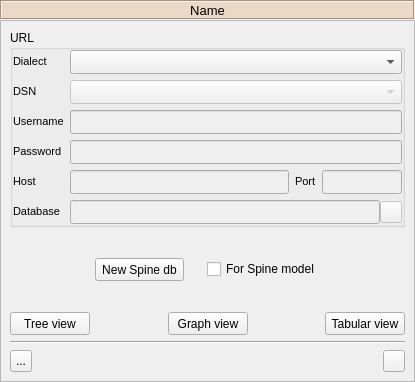
Before: the Qt Designer form spinetoolbox/project_items/data_store/ui/data_store_properties.ui in spine-tools/Spine-Toolbox, drawn with Qt 5.
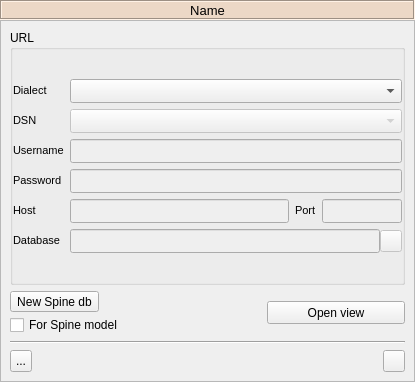
After: the same form once the commit is applied. Icons and pictures are not drawn. Custom widgets are drawn as their Qt base class.

Commit message:
Update project items to work with the new consolidated view
Re #507

The edit to the form file:
```diff
--- a/spinetoolbox/project_items/data_store/ui/data_store_properties.ui
+++ b/spinetoolbox/project_items/data_store/ui/data_store_properties.ui
@@ -561,23 +561,12 @@
         </widget>
        </item>
        <item>
-        <layout class="QHBoxLayout" name="horizontalLayout_25">
+        <layout class="QHBoxLayout" name="horizontalLayout_26">
+         <item>
+          <layout class="QVBoxLayout" name="verticalLayout_2">
          <property name="spacing">
           <number>3</number>
          </property>
-         <item>
-          <spacer name="horizontalSpacer_4">
-           <property name="orientation">
-            <enum>Qt::Horizontal</enum>
-           </property>
-           <property name="sizeHint" stdset="0">
-            <size>
-             <width>40</width>
-             <height>20</height>
-            </size>
-           </property>
-          </spacer>
-         </item>
          <item>
           <widget class="QToolButton" name="toolButton_create_new_spine_db">
            <property name="maximumSize">
@@ -601,19 +590,6 @@
            </property>
           </widget>
          </item>
-         <item>
-          <spacer name="verticalSpacer_3">
-           <property name="orientation">
-            <enum>Qt::Vertical</enum>
-           </property>
-           <property name="sizeHint" stdset="0">
-            <size>
-             <width>20</width>
-             <height>40</height>
-            </size>
-           </property>
-          </spacer>
-         </item>
          <item>
           <widget class="QCheckBox" name="checkBox_for_spine_model">
            <property name="toolTip">
@@ -624,50 +600,7 @@
            </property>
           </widget>
          </item>
-         <item>
-          <spacer name="horizontalSpacer_7">
-           <property name="orientation">
-            <enum>Qt::Horizontal</enum>
-           </property>
-           <property name="sizeHint" stdset="0">
-            <size>
-             <width>40</width>
-             <height>20</height>
-            </size>
-           </property>
-          </spacer>
-         </item>
-        </layout>
-       </item>
-       <item>
-        <layout class="QHBoxLayout" name="horizontalLayout_26">
-         <item>
-          <widget class="QPushButton" name="pushButton_ds_tree_view">
-           <property name="sizePolicy">
-            <sizepolicy hsizetype="MinimumExpanding" vsizetype="Fixed">
-             <horstretch>0</horstretch>
-             <verstretch>0</verstretch>
-            </sizepolicy>
-           </property>
-           <property name="minimumSize">
-            <size>
-             <width>75</width>
-             <height>23</height>
-            </size>
-           </property>
-           <property name="maximumSize">
-            <size>
-             <width>16777215</width>
-             <height>23</height>
-            </size>
-           </property>
-           <property name="toolTip">
-            <string>&lt;html&gt;&lt;head/&gt;&lt;body&gt;&lt;p&gt;Open Tree view&lt;/p&gt;&lt;/body&gt;&lt;/html&gt;</string>
-           </property>
-           <property name="text">
-            <string>Tree view</string>
-           </property>
-          </widget>
+          </layout>
          </item>
          <item>
           <spacer name="horizontalSpacer_14">
@@ -706,48 +639,7 @@
             <string>&lt;html&gt;&lt;head/&gt;&lt;body&gt;&lt;p&gt;Open Graph view&lt;/p&gt;&lt;/body&gt;&lt;/html&gt;</string>
            </property>
            <property name="text">
-            <string>Graph view</string>
-           </property>
-          </widget>
-         </item>
-         <item>
-          <spacer name="horizontalSpacer_15">
-           <property name="orientation">
-            <enum>Qt::Horizontal</enum>
-           </property>
-           <property name="sizeHint" stdset="0">
-            <size>
-             <width>1</width>
-             <height>20</height>
-            </size>
-           </property>
-          </spacer>
-         </item>
-         <item>
-          <widget class="QPushButton" name="pushButton_ds_tabular_view">
-           <property name="sizePolicy">
-            <sizepolicy hsizetype="MinimumExpanding" vsizetype="Fixed">
-             <horstretch>0</horstretch>
-             <verstretch>0</verstretch>
-            </sizepolicy>
-           </property>
-           <property name="minimumSize">
-            <size>
-             <width>75</width>
-             <height>23</height>
-            </size>
-           </property>
-           <property name="maximumSize">
-            <size>
-             <width>16777215</width>
-             <height>23</height>
-            </size>
-           </property>
-           <property name="toolTip">
-            <string>&lt;html&gt;&lt;head/&gt;&lt;body&gt;&lt;p&gt;Open Tabular view&lt;/p&gt;&lt;/body&gt;&lt;/html&gt;</string>
-           </property>
-           <property name="text">
-            <string>Tabular view</string>
+            <string>Open view</string>
            </property>
           </widget>
          </item>
```
Left out of the diff: 14 changed lines with no effect on the pictures. Lines whose indentation alone changed are shown as unchanged. The commit also changes 8 other files.
